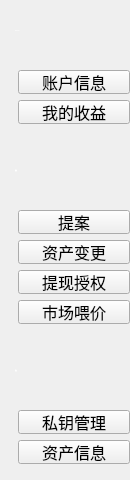
Before: the Qt Designer form LNKWallet/functionBar/FunctionGuardWidget.ui in HcashOrg/hx-indicator, drawn with Qt 5.
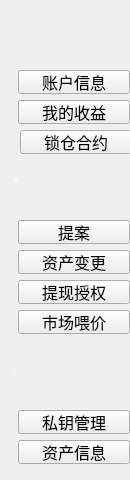
After: the same form once the commit is applied.

```diff
--- a/LNKWallet/functionBar/FunctionGuardWidget.ui
+++ b/LNKWallet/functionBar/FunctionGuardWidget.ui
@@ -83,7 +83,7 @@
    <property name="geometry">
     <rect>
      <x>18</x>
-     <y>210</y>
+     <y>220</y>
      <width>112</width>
      <height>24</height>
     </rect>
@@ -101,7 +101,7 @@
    <property name="geometry">
     <rect>
      <x>0</x>
-     <y>140</y>
+     <y>150</y>
      <width>120</width>
      <height>60</height>
     </rect>
@@ -197,7 +197,7 @@
    <property name="geometry">
     <rect>
      <x>18</x>
-     <y>270</y>
+     <y>280</y>
      <width>112</width>
      <height>24</height>
     </rect>
@@ -215,7 +215,7 @@
    <property name="geometry">
     <rect>
      <x>18</x>
-     <y>300</y>
+     <y>310</y>
      <width>112</width>
      <height>24</height>
     </rect>
@@ -233,7 +233,7 @@
    <property name="geometry">
     <rect>
      <x>18</x>
-     <y>240</y>
+     <y>250</y>
      <width>112</width>
      <height>24</height>
     </rect>
@@ -247,6 +247,36 @@
     <string>资产变更</string>
    </property>
   </widget>
+  <widget class="QPushButton" name="lockContractBtn">
+   <property name="geometry">
+    <rect>
+     <x>20</x>
+     <y>130</y>
+     <width>112</width>
+     <height>24</height>
+    </rect>
+   </property>
+   <property name="font">
+    <font>
+     <pointsize>12</pointsize>
+    </font>
+   </property>
+   <property name="text">
+    <string>锁仓合约</string>
+   </property>
+  </widget>
+  <zorder>label_normal_2</zorder>
+  <zorder>label_normal</zorder>
+  <zorder>assetInfoBtn</zorder>
+  <zorder>keyManageBtn</zorder>
+  <zorder>proposalBtn</zorder>
+  <zorder>label_normal_3</zorder>
+  <zorder>accountInfoBtn</zorder>
+  <zorder>myIncomeBtn</zorder>
+  <zorder>withdrawConfirmBtn</zorder>
+  <zorder>feedPriceBtn</zorder>
+  <zorder>coldHotTransferBtn</zorder>
+  <zorder>lockContractBtn</zorder>
  </widget>
  <resources/>
  <connections/>
```
